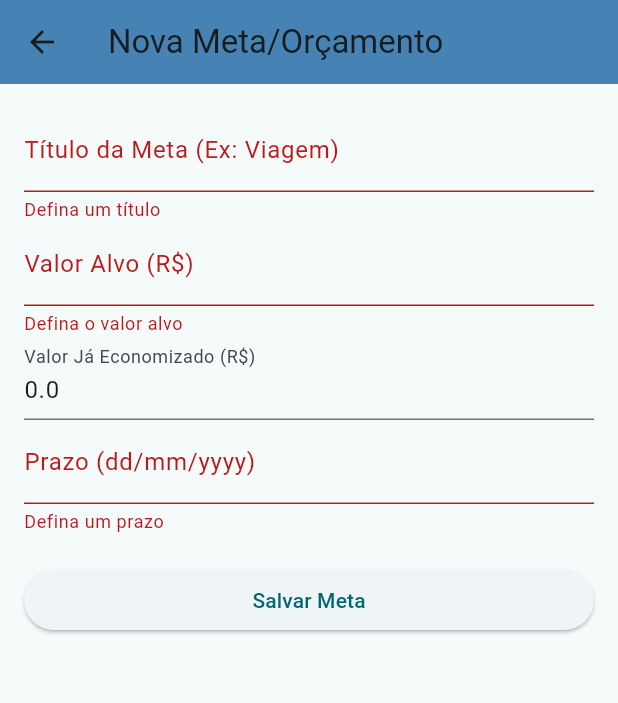
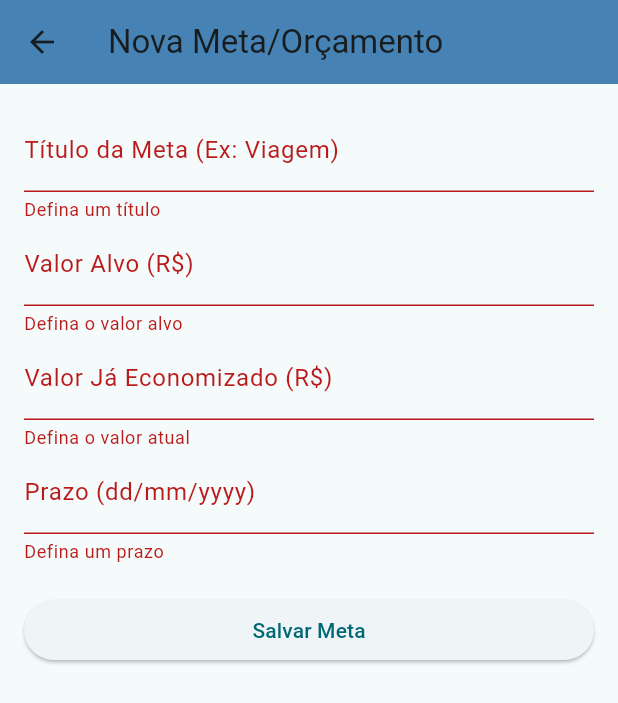
Before and after one commit to Lo-Janota/MyFinances, a Flutter app: the AddGoalScreen screen opened directly, after a tap on "Salvar Meta", on a phone screen of 412 x 824 dp. Shown: the top 703 px of the screen. Run offline on Flutter 3.47's test engine with Material 3 defaults, Android fonts, the phone set to English and light mode, and no system bars; our stand-ins replace cloud_firestore, device_preview, firebase_auth, firebase_core, fl_chart, flutter_multi_formatter and 2 more; accounts and stored records are empty.

```diff
--- a/my_finances/lib/screens/settings/settings_screen.dart
+++ b/my_finances/lib/screens/settings/settings_screen.dart
@@ -144,7 +144,7 @@ class _SettingsScreenState extends State<SettingsScreen> with SingleTickerProvid
               ListTile(
                 leading: Icon(Icons.info_outline, color: primaryColor),
                 title: const Text("Versão do Aplicativo"),
-                trailing: const Text("2.0.0", style: TextStyle(color: Colors.grey)),
+                trailing: const Text("Beta", style: TextStyle(color: Colors.grey)),
               ),
               const Divider(height: 1, indent: 16, endIndent: 16),
               ListTile(
--- a/my_finances/lib/screens/transactions/add_goal_screen.dart
+++ b/my_finances/lib/screens/transactions/add_goal_screen.dart
@@ -1,6 +1,9 @@
 import 'package:flutter/material.dart';
 import 'package:cloud_firestore/cloud_firestore.dart';
 import 'package:firebase_auth/firebase_auth.dart';
+import 'package:intl/intl.dart';
+import 'package:mask_text_input_formatter/mask_text_input_formatter.dart';
+import 'package:flutter_multi_formatter/flutter_multi_formatter.dart';
 
 class AddGoalScreen extends StatefulWidget {
   final Map<String, dynamic>? existingGoal;
@@ -21,14 +24,48 @@ class _AddGoalScreenState extends State<AddGoalScreen> {
 
   bool _isLoading = false;
 
+  final moneyFormatter = MoneyInputFormatter(
+  thousandSeparator: ThousandSeparator.Period, // ponto para milhar
+  mantissaLength: 2,
+  leadingSymbol: '',
+  useSymbolPadding: false,
+);
+
   @override
-  void initState() {
-    super.initState();
-    _tituloController = TextEditingController(text: widget.existingGoal?['titulo'] ?? '');
-    _valorAlvoController = TextEditingController(text: widget.existingGoal?['valorAlvo']?.toString() ?? '');
-    _valorAtualController = TextEditingController(text: widget.existingGoal?['valorAtual']?.toString() ?? '0.0'); // Começa com 0
-    _prazoController = TextEditingController(text: widget.existingGoal?['prazo'] ?? '');
+void initState() {
+  super.initState();
+
+  _tituloController =
+      TextEditingController(text: widget.existingGoal?['titulo'] ?? '');
+  _prazoController =
+      TextEditingController(text: widget.existingGoal?['prazo'] ?? '');
+
+  if (widget.existingGoal != null) {
+    final initialValueAlvo = widget.existingGoal?['valorAlvo'] ?? 0.0;
+    _valorAlvoController = TextEditingController(
+      text: toCurrencyString(
+        initialValueAlvo.toString(),
+        thousandSeparator: ThousandSeparator.Period,
+        mantissaLength: 2,
+        leadingSymbol: '',
+      ),
+    );
+
+    final initialValueAtual = widget.existingGoal?['valorAtual'] ?? 0.0;
+    _valorAtualController = TextEditingController(
+      text: toCurrencyString(
+        initialValueAtual.toString(),
+        thousandSeparator: ThousandSeparator.Period,
+        mantissaLength: 2,
+        leadingSymbol: '',
+      ),
+    );
+  } else {
+    _valorAlvoController = TextEditingController();
+    _valorAtualController = TextEditingController();
   }
+}
+
 
   @override
   void dispose() {
@@ -50,11 +87,19 @@ class _AddGoalScreenState extends State<AddGoalScreen> {
 
     setState(() => _isLoading = true);
 
+    final String valorAlvoFormatado = _valorAlvoController.text;
+    final String valorAlvoLimpo = valorAlvoFormatado.replaceAll('.', '').replaceAll(',', '.');
+    final double valorAlvoNumerico = double.tryParse(valorAlvoLimpo) ?? 0.0;
+
+    final String valorAtualFormatado = _valorAtualController.text;
+    final String valorAtualLimpo = valorAtualFormatado.replaceAll('.', '').replaceAll(',', '.');
+    final double valorAtualNumerico = double.tryParse(valorAtualLimpo) ?? 0.0;
+
     final goalData = {
       'userId': user.uid,
       'titulo': _tituloController.text,
-      'valorAlvo': double.tryParse(_valorAlvoController.text) ?? 0.0,
-      'valorAtual': double.tryParse(_valorAtualController.text) ?? 0.0,
+      'valorAlvo': valorAlvoNumerico, // Salva o valor numérico
+      'valorAtual': valorAtualNumerico, // Salva o valor numérico
       'prazo': _prazoController.text,
     };
 
@@ -95,19 +140,25 @@ class _AddGoalScreenState extends State<AddGoalScreen> {
             children: [
               TextFormField(
                 controller: _tituloController,
-                decoration: const InputDecoration(labelText: 'Título da Meta (Ex: Viagem)'),
+                decoration: const InputDecoration(
+                    labelText: 'Título da Meta (Ex: Viagem)'),
                 validator: (v) => v!.isEmpty ? 'Defina um título' : null,
               ),
+              // ✅ 3. CAMPO DE VALOR ALVO COM A MÁSCARA
               TextFormField(
                 controller: _valorAlvoController,
                 decoration: const InputDecoration(labelText: 'Valor Alvo (R\$)'),
-                keyboardType: const TextInputType.numberWithOptions(decimal: true),
+                inputFormatters: [moneyFormatter],
+                keyboardType: TextInputType.number,
                 validator: (v) => v!.isEmpty ? 'Defina o valor alvo' : null,
               ),
+              // ✅ 3. CAMPO DE VALOR ATUAL COM A MÁSCARA
               TextFormField(
                 controller: _valorAtualController,
-                decoration: const InputDecoration(labelText: 'Valor Já Economizado (R\$)'),
-                keyboardType: const TextInputType.numberWithOptions(decimal: true),
+                decoration:
+                    const InputDecoration(labelText: 'Valor Já Economizado (R\$)'),
+                inputFormatters: [moneyFormatter],
+                keyboardType: TextInputType.number,
                 validator: (v) => v!.isEmpty ? 'Defina o valor atual' : null,
               ),
               TextFormField(
--- a/my_finances/pubspec.yaml
+++ b/my_finances/pubspec.yaml
@@ -40,6 +40,11 @@ dependencies:
   shared_preferences: ^2.0.15
   flutter_speed_dial: ^7.0.0
   rxdart: ^0.27.7
+  flutter_localizations:
+    sdk: flutter
+  intl: ^0.19.0
+  mask_text_input_formatter: ^2.9.0
+  flutter_multi_formatter: ^2.11.11
 
 dev_dependencies:
   flutter_test:
```
Also changed, not shown: my_finances/lib/main.dart (+10 -0 lines), my_finances/lib/screens/home/home_screen.dart (+20 -8 lines), my_finances/lib/screens/reports/reports_screen.dart (+23 -4 lines), my_finances/lib/screens/transactions/add_expense_screen.dart (+51 -7 lines), my_finances/lib/screens/transactions/add_income_screen.dart (+46 -8 lines), my_finances/lib/screens/transactions/history_screen.dart (+17 -4 lines), my_finances/pubspec.lock, 1 other file.
